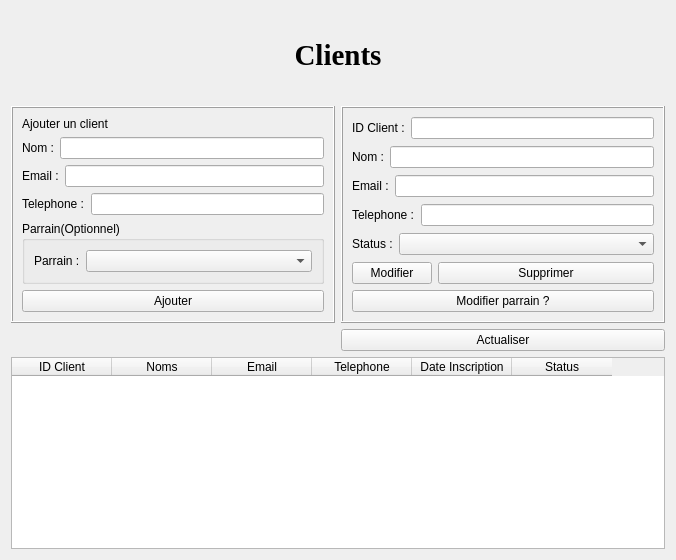
Above: gui/ClientsWindow.ui from JKAZIMOTO321/marketing_relationnel before the change. Below: the same form after it.
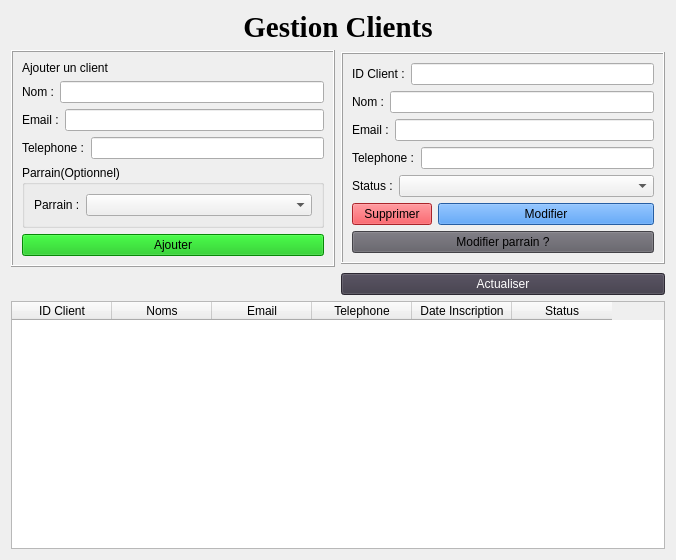
That is the form after the change.

Commit message: reorganisation de la fenetre principal et de clientWindow

Diff of the .ui file:
```diff
--- a/gui/ClientsWindow.ui
+++ b/gui/ClientsWindow.ui
@@ -10,6 +10,12 @@
     <height>560</height>
    </rect>
   </property>
+  <property name="sizePolicy">
+   <sizepolicy hsizetype="Preferred" vsizetype="Fixed">
+    <horstretch>0</horstretch>
+    <verstretch>0</verstretch>
+   </sizepolicy>
+  </property>
   <property name="minimumSize">
    <size>
     <width>0</width>
@@ -23,7 +29,7 @@
    <item row="0" column="0" colspan="2">
     <widget class="QLabel" name="label_2">
      <property name="sizePolicy">
-      <sizepolicy hsizetype="Expanding" vsizetype="Expanding">
+      <sizepolicy hsizetype="Preferred" vsizetype="Fixed">
        <horstretch>0</horstretch>
        <verstretch>0</verstretch>
       </sizepolicy>
@@ -37,15 +43,33 @@
       </font>
      </property>
      <property name="text">
-      <string>Clients</string>
+      <string>Gestion Clients</string>
      </property>
      <property name="alignment">
       <set>Qt::AlignCenter</set>
      </property>
     </widget>
    </item>
+   <item row="2" column="1">
+    <widget class="QPushButton" name="btn_Actualiser">
+     <property name="styleSheet">
+      <string notr="true">background-color: rgb(61, 56, 70);
+font: 75 11pt &quot;Ubuntu Sans&quot;;
+color: rgb(255, 255, 255);</string>
+     </property>
+     <property name="text">
+      <string>Actualiser</string>
+     </property>
+    </widget>
+   </item>
    <item row="1" column="0">
     <widget class="QFrame" name="frame">
+     <property name="sizePolicy">
+      <sizepolicy hsizetype="MinimumExpanding" vsizetype="Fixed">
+       <horstretch>0</horstretch>
+       <verstretch>0</verstretch>
+      </sizepolicy>
+     </property>
      <property name="frameShape">
       <enum>QFrame::Box</enum>
      </property>
@@ -127,6 +151,9 @@
       </item>
       <item>
        <widget class="QPushButton" name="btn_Ajouter">
+        <property name="styleSheet">
+         <string notr="true">background-color: rgb(9, 190, 9);</string>
+        </property>
         <property name="text">
          <string>Ajouter</string>
         </property>
@@ -135,8 +162,91 @@
      </layout>
     </widget>
    </item>
+   <item row="3" column="0" colspan="2">
+    <widget class="QTableWidget" name="tableWidget">
+     <property name="autoFillBackground">
+      <bool>false</bool>
+     </property>
+     <property name="styleSheet">
+      <string notr="true">font: 14pt &quot;Times New Roman&quot;;</string>
+     </property>
+     <property name="lineWidth">
+      <number>2</number>
+     </property>
+     <property name="midLineWidth">
+      <number>1</number>
+     </property>
+     <property name="horizontalScrollBarPolicy">
+      <enum>Qt::ScrollBarAlwaysOff</enum>
+     </property>
+     <property name="editTriggers">
+      <set>QAbstractItemView::NoEditTriggers</set>
+     </property>
+     <property name="selectionMode">
+      <enum>QAbstractItemView::SingleSelection</enum>
+     </property>
+     <property name="selectionBehavior">
+      <enum>QAbstractItemView::SelectRows</enum>
+     </property>
+     <property name="gridStyle">
+      <enum>Qt::DashLine</enum>
+     </property>
+     <attribute name="horizontalHeaderCascadingSectionResizes">
+      <bool>false</bool>
+     </attribute>
+     <attribute name="horizontalHeaderStretchLastSection">
+      <bool>false</bool>
+     </attribute>
+     <attribute name="verticalHeaderVisible">
+      <bool>true</bool>
+     </attribute>
+     <column>
+      <property name="text">
+       <string>ID Client</string>
+      </property>
+      <property name="font">
+       <font>
+        <weight>50</weight>
+        <italic>false</italic>
+        <bold>false</bold>
+       </font>
+      </property>
+     </column>
+     <column>
+      <property name="text">
+       <string>Noms</string>
+      </property>
+     </column>
+     <column>
+      <property name="text">
+       <string>Email</string>
+      </property>
+     </column>
+     <column>
+      <property name="text">
+       <string>Telephone</string>
+      </property>
+     </column>
+     <column>
+      <property name="text">
+       <string>Date Inscription</string>
+      </property>
+     </column>
+     <column>
+      <property name="text">
+       <string>Status</string>
+      </property>
+     </column>
+    </widget>
+   </item>
    <item row="1" column="1">
     <widget class="QFrame" name="frame_2">
+     <property name="sizePolicy">
+      <sizepolicy hsizetype="MinimumExpanding" vsizetype="Fixed">
+       <horstretch>0</horstretch>
+       <verstretch>0</verstretch>
+      </sizepolicy>
+     </property>
      <property name="frameShape">
       <enum>QFrame::Box</enum>
      </property>
@@ -226,23 +336,32 @@
         <item row="0" column="0">
          <layout class="QFormLayout" name="formLayout_8">
           <item row="0" column="0">
-           <widget class="QPushButton" name="pushButton_2">
-            <property name="text">
-             <string>Modifier</string>
+           <widget class="QPushButton" name="btnSupprimer">
+            <property name="styleSheet">
+             <string notr="true">background-color: rgb(237, 51, 59);</string>
             </property>
-           </widget>
-          </item>
-          <item row="0" column="1">
-           <widget class="QPushButton" name="pushButton_3">
             <property name="text">
              <string>Supprimer</string>
             </property>
            </widget>
           </item>
+          <item row="0" column="1">
+           <widget class="QPushButton" name="btnModifier">
+            <property name="styleSheet">
+             <string notr="true">background-color: rgb(53, 132, 228);</string>
+            </property>
+            <property name="text">
+             <string>Modifier</string>
+            </property>
+           </widget>
+          </item>
          </layout>
         </item>
         <item row="1" column="0">
          <widget class="QPushButton" name="pushButton">
+          <property name="styleSheet">
+           <string notr="true">background-color: rgb(94, 92, 100);</string>
+          </property>
           <property name="text">
            <string>Modifier parrain ?</string>
           </property>
@@ -253,63 +372,6 @@
      </layout>
     </widget>
    </item>
-   <item row="2" column="1">
-    <widget class="QPushButton" name="btn_Actualiser">
-     <property name="text">
-      <string>Actualiser</string>
-     </property>
-    </widget>
-   </item>
-   <item row="3" column="0" colspan="2">
-    <widget class="QTableWidget" name="tableWidget">
-     <property name="editTriggers">
-      <set>QAbstractItemView::NoEditTriggers</set>
-     </property>
-     <property name="selectionMode">
-      <enum>QAbstractItemView::SingleSelection</enum>
-     </property>
-     <property name="selectionBehavior">
-      <enum>QAbstractItemView::SelectRows</enum>
-     </property>
-     <column>
-      <property name="text">
-       <string>ID Client</string>
-      </property>
-      <property name="font">
-       <font>
-        <weight>50</weight>
-        <italic>false</italic>
-        <bold>false</bold>
-       </font>
-      </property>
-     </column>
-     <column>
-      <property name="text">
-       <string>Noms</string>
-      </property>
-     </column>
-     <column>
-      <property name="text">
-       <string>Email</string>
-      </property>
-     </column>
-     <column>
-      <property name="text">
-       <string>Telephone</string>
-      </property>
-     </column>
-     <column>
-      <property name="text">
-       <string>Date Inscription</string>
-      </property>
-     </column>
-     <column>
-      <property name="text">
-       <string>Status</string>
-      </property>
-     </column>
-    </widget>
-   </item>
   </layout>
  </widget>
  <resources/>
```
The commit also changes 1 other file.
